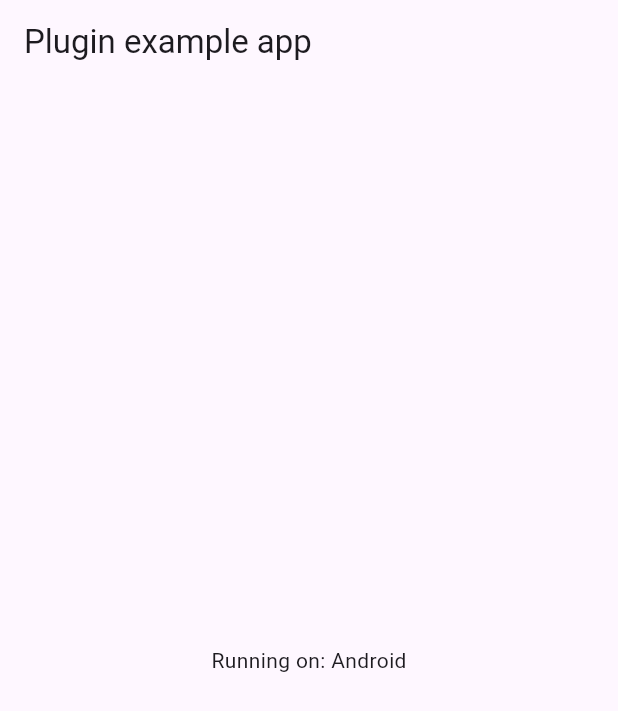
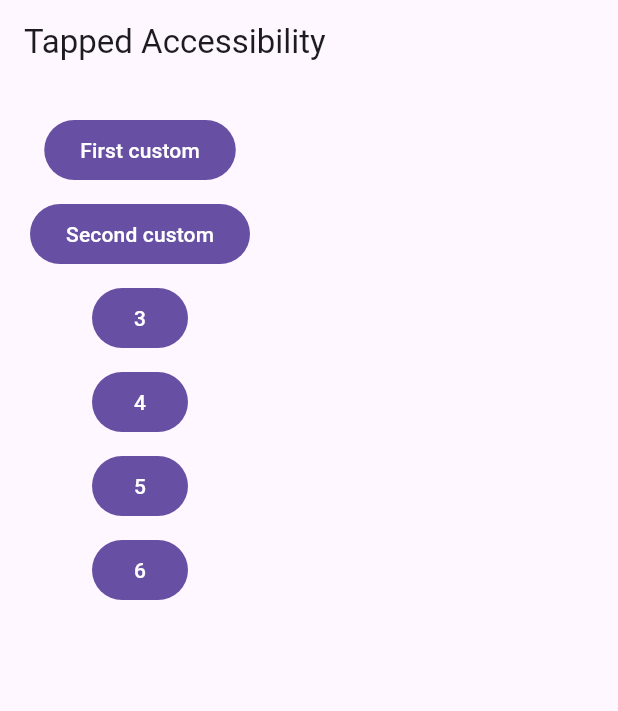
Before and after one commit to tozu/tapped_accessibility, a Flutter app: the screen it shows after launch, on a phone screen of 412 x 824 dp. Shown: the top 711 px of the screen. Run offline on Flutter 3.47's test engine with Material 3 defaults, Android fonts, the light colour scheme and no system bars.

```diff
--- a/example/lib/main.dart
+++ b/example/lib/main.dart
@@ -1,4 +1,5 @@
 import 'package:flutter/material.dart';
+import 'package:tapped_accessibility/tapped_accessibility.dart';
 
 void main() {
   runApp(const MyApp());
@@ -20,12 +21,68 @@ class _MyAppState extends State<MyApp> {
   @override
   Widget build(BuildContext context) {
     return MaterialApp(
-      home: Scaffold(
-        appBar: AppBar(
-          title: const Text('Plugin example app'),
+      home: FocusHighlight(
+        defaultTheme: AccessibilityTheme(
+          padding: EdgeInsets.all(8),
+          decoration: BoxDecoration(
+            borderRadius: BorderRadius.circular(12),
+            border: Border.all(
+              color: Colors.green,
+              width: 2,
+            ),
+          ),
         ),
-        body: Center(
-          child: Text('Running on: Android'),
+        child: _Page(),
+      ),
+    );
+  }
+}
+
+class _Page extends StatelessWidget {
+  const _Page();
+
+  @override
+  Widget build(BuildContext context) {
+    return Scaffold(
+      appBar: AppBar(
+        title: const Text('Tapped Accessibility'),
+      ),
+      body: SingleChildScrollView(
+        padding: EdgeInsets.all(20),
+        child: Column(
+          spacing: 8,
+          children: [
+            InheritedAccessibleTheme(
+              accessibilityTheme: AccessibilityTheme(
+                padding: EdgeInsets.symmetric(horizontal: 2, vertical: 12),
+                decoration: BoxDecoration(
+                  borderRadius: BorderRadius.circular(2),
+                  border: Border.all(
+                    color: Colors.red,
+                    width: 2,
+                  ),
+                ),
+              ),
+              child: FilledButton(onPressed: () {}, child: Text("First custom")),
+            ),
+            InheritedAccessibleTheme(
+              accessibilityTheme: AccessibilityTheme(
+                padding: EdgeInsets.only(left: 0, right: 12, top: 6, bottom: 0),
+                decoration: BoxDecoration(
+                  borderRadius: BorderRadius.circular(2),
+                  border: Border.all(
+                    color: Colors.red,
+                    width: 2,
+                  ),
+                ),
+              ),
+              child: FilledButton(onPressed: () {}, child: Text("Second custom")),
+            ),
+            FilledButton(onPressed: () {}, child: Text("3")),
+            FilledButton(onPressed: () {}, child: Text("4")),
+            FilledButton(onPressed: () {}, child: Text("5")),
+            FilledButton(onPressed: () {}, child: Text("6")),
+          ],
         ),
       ),
     );
--- a/lib/src/accessible_builder.dart
+++ b/lib/src/accessible_builder.dart
@@ -2,13 +2,12 @@ part of '../tapped_accessibility.dart';
 
 // TODO Rahmen wird gezeichet, ausserhalb der Box
 // TODO fix me -> AccessibleArrowKeyScrollable weird
-// TODO inheritedWidget für Styling -> AccessiblityTheme
 // TODO  config -> if (!_keysToMaintainKeyboardSupport.contains(event.logicalKey)) {
 //             // Whenever the user uses another button than the "tab",
 //             // we want to deactivate the tab-mode.
 //             _deactivateTabMode();
 //           }
-// TODO default config -> AccessiblityTheme -> color + EdgeInsert + Border/Line width + borderRadius -> BoxDecordation??
+//TODO funktioniert nicht beim ersten tab
 
 class AccessibleBuilder extends StatefulWidget {
   final VoidCallback onSubmit;
--- a/lib/src/config/accessibility_theme.dart
+++ b/lib/src/config/accessibility_theme.dart
@@ -1,6 +1,4 @@
 part of '../../tapped_accessibility.dart';
-
-
 
 class AccessibilityTheme {
   final EdgeInsets padding;
--- a/lib/src/focus_highlight.dart
+++ b/lib/src/focus_highlight.dart
@@ -223,12 +223,11 @@ class _FocusHighlightIndicator extends StatelessWidget {
 
   @override
   Widget build(BuildContext context) {
-    //TODO use the content of the item
     final theme = InheritedAccessibleTheme.of(focusedContext);
 
     return Positioned(
-      left: position.dx - (theme.padding.left / 2),
-      top: position.dy - (theme.padding.top / 2),
+      left: position.dx - theme.padding.left,
+      top: position.dy - theme.padding.top,
       child: IgnorePointer(
         child: Container(
           width: size.width + theme.padding.horizontal,
```
Also changed, not shown: 2 other files.
